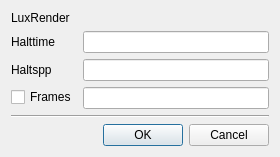
Before: the Qt Designer form poc/golemPy/examples/gnr/ui/LuxRenderDialog.ui in golemfactory/clay, drawn with Qt 5.
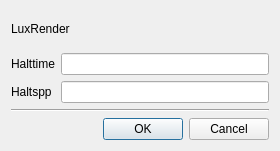
After: the same form once the commit is applied.

Patch:
```diff
--- a/poc/golemPy/examples/gnr/ui/LuxRenderDialog.ui
+++ b/poc/golemPy/examples/gnr/ui/LuxRenderDialog.ui
@@ -49,16 +49,6 @@
        </property>
       </widget>
      </item>
-     <item row="2" column="0">
-      <widget class="QCheckBox" name="framesCheckBox">
-       <property name="text">
-        <string>Frames</string>
-       </property>
-      </widget>
-     </item>
-     <item row="2" column="1">
-      <widget class="QLineEdit" name="framesLineEdit"/>
-     </item>
      <item row="0" column="1">
       <widget class="QLineEdit" name="haltTimeLineEdit"/>
      </item>
```
